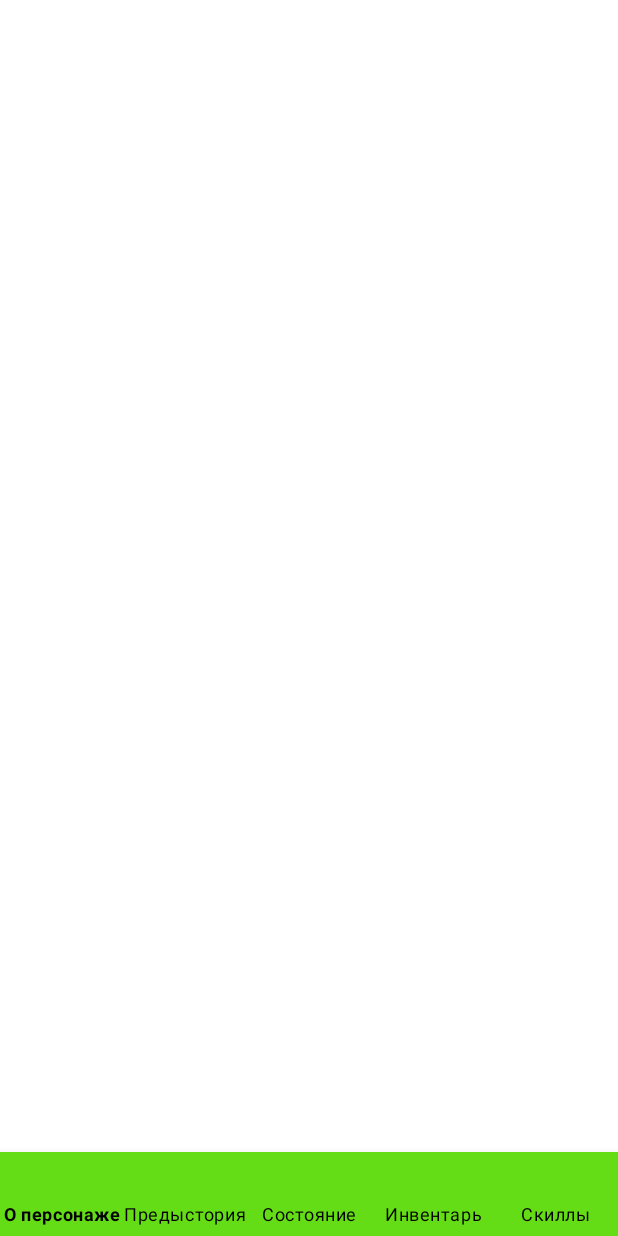
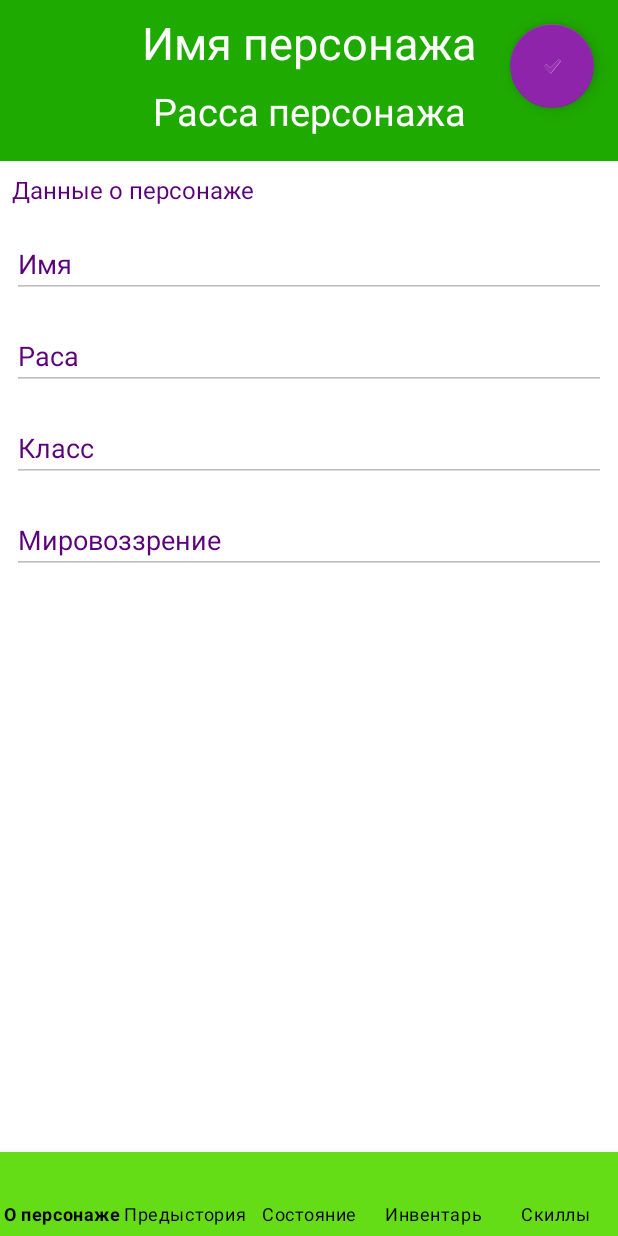
Before and after one commit to IssildurIl/dndList, an Android app: the CharacterAbout screen opened through its navigation route, on a phone screen of 412 x 824 dp. Run offline under Robolectric (Android 15) with nearby library versions, the phone set to English and light mode, and no system bars; our stand-ins replace Room's generated code, navigation-ui; libraries missing offline, so code that uses them is left out: lombok.var; 7 statements that could not run were skipped.

Commit message:
Сверстана страница о персонаже

```diff
--- a/app/src/main/java/com/example/dndlist/Fragment/CharacterFragments/CharacterAbout.java
+++ b/app/src/main/java/com/example/dndlist/Fragment/CharacterFragments/CharacterAbout.java
@@ -4,56 +4,35 @@ import android.os.Bundle;
 import android.view.LayoutInflater;
 import android.view.View;
 import android.view.ViewGroup;
+import android.widget.EditText;
+import android.widget.TextView;
 
+import androidx.annotation.NonNull;
+import androidx.annotation.Nullable;
 import androidx.fragment.app.Fragment;
 
 import com.example.dndlist.R;
+import com.example.dndlist.model.Character;
+import com.example.dndlist.repository.DbUtil;
 
-/**
- * A simple {@link Fragment} subclass.
- * Use the {@link CharacterAbout#newInstance} factory method to
- * create an instance of this fragment.
- */
+
 public class CharacterAbout extends Fragment {
 
-    // TODO: Rename parameter arguments, choose names that match
-    // the fragment initialization parameters, e.g. ARG_ITEM_NUMBER
-    private static final String ARG_PARAM1 = "param1";
-    private static final String ARG_PARAM2 = "param2";
 
-    // TODO: Rename and change types of parameters
-    private String mParam1;
-    private String mParam2;
+    TextView name, race;
+    Character character;
+
+    EditText etCharacterName, etCharacterRace, etCharacterClass, etCharacterAlignment;
 
     public CharacterAbout() {
         // Required empty public constructor
     }
 
-    /**
-     * Use this factory method to create a new instance of
-     * this fragment using the provided parameters.
-     *
-     * @param param1 Parameter 1.
-     * @param param2 Parameter 2.
-     * @return A new instance of fragment CharacterAbout.
-     */
-    // TODO: Rename and change types and number of parameters
-    public static CharacterAbout newInstance(String param1, String param2) {
-        CharacterAbout fragment = new CharacterAbout();
-        Bundle args = new Bundle();
-        args.putString(ARG_PARAM1, param1);
-        args.putString(ARG_PARAM2, param2);
-        fragment.setArguments(args);
-        return fragment;
-    }
 
     @Override
     public void onCreate(Bundle savedInstanceState) {
         super.onCreate(savedInstanceState);
-        if (getArguments() != null) {
-            mParam1 = getArguments().getString(ARG_PARAM1);
-            mParam2 = getArguments().getString(ARG_PARAM2);
-        }
+
     }
 
     @Override
@@ -62,4 +41,26 @@ public class CharacterAbout extends Fragment {
         // Inflate the layout for this fragment
         return inflater.inflate(R.layout.fragment_character_about, container, false);
     }
+
+    @Override
+    public void onViewCreated(@NonNull View view, @Nullable Bundle savedInstanceState) {
+        super.onViewCreated(view, savedInstanceState);
+        DbUtil.init(getContext());
+        getActivity().findViewById(R.id.bottom_navigation).setVisibility(View.VISIBLE);
+        name = view.findViewById(R.id.tvCharacterNameAboutFragment);
+        race = view.findViewById(R.id.tvCharacterRaceAboutFragment);
+        character = DbUtil.getCurrentCharacter();
+        name.setText(character.getName());
+        race.setText(character.getRace());
+
+        etCharacterName = view.findViewById(R.id.etCharacterName);
+        etCharacterRace = view.findViewById(R.id.etCharacterRace);
+        etCharacterClass = view.findViewById(R.id.etCharacterClass);
+        etCharacterAlignment = view.findViewById(R.id.etCharacterAlignment);
+
+        etCharacterName.setText(character.getName());
+        etCharacterRace.setText(character.getRace());
+        etCharacterClass.setText(character.getCharClass());
+        etCharacterAlignment.setText(character.getAlignment());
+    }
 }
--- a/app/src/main/res/layout/fragment_character_about.xml
+++ b/app/src/main/res/layout/fragment_character_about.xml
@@ -1,6 +1,143 @@
 <?xml version="1.0" encoding="utf-8"?>
-<androidx.constraintlayout.widget.ConstraintLayout xmlns:android="http://schemas.android.com/apk/res/android"
+
+<androidx.coordinatorlayout.widget.CoordinatorLayout xmlns:android="http://schemas.android.com/apk/res/android"
+    xmlns:app="http://schemas.android.com/apk/res-auto"
     android:layout_width="match_parent"
     android:layout_height="match_parent">
 
-</androidx.constraintlayout.widget.ConstraintLayout>
+
+    <androidx.constraintlayout.widget.ConstraintLayout
+
+        android:id="@+id/frameLayout"
+        android:layout_width="match_parent"
+        android:layout_height="match_parent"
+        android:background="@color/primaryDarkColor">
+
+
+        <TextView
+            android:id="@+id/tvCharacterRaceAboutFragment"
+            android:layout_width="wrap_content"
+
+            android:layout_height="wrap_content"
+            android:layout_marginBottom="8dp"
+            android:text="Расса персонажа"
+            android:textColor="@color/white"
+            android:textSize="25sp"
+            app:layout_constraintBottom_toTopOf="@+id/linearLayout"
+            app:layout_constraintEnd_toEndOf="parent"
+            app:layout_constraintStart_toStartOf="parent"
+            app:layout_constraintTop_toBottomOf="@+id/tvCharacterNameAboutFragment" />
+
+        <TextView
+            android:id="@+id/tvCharacterNameAboutFragment"
+            android:layout_width="wrap_content"
+
+            android:layout_height="wrap_content"
+            android:layout_marginTop="8dp"
+            android:layout_marginBottom="8dp"
+            android:text="Имя персонажа"
+            android:textColor="@color/white"
+            android:textSize="30sp"
+            app:layout_constraintBottom_toTopOf="@+id/tvCharacterRaceAboutFragment"
+            app:layout_constraintLeft_toLeftOf="parent"
+            app:layout_constraintRight_toRightOf="parent"
+            app:layout_constraintTop_toTopOf="parent" />
+
+        <LinearLayout
+            android:id="@+id/linearLayout"
+            android:layout_width="match_parent"
+            android:layout_height="0dp"
+            android:layout_marginTop="8dp"
+            android:background="@color/white"
+            android:orientation="vertical"
+            app:layout_constraintBottom_toBottomOf="parent"
+            app:layout_constraintEnd_toEndOf="parent"
+            app:layout_constraintStart_toStartOf="parent"
+            app:layout_constraintTop_toBottomOf="@+id/tvCharacterRaceAboutFragment">
+
+            <TextView
+                android:id="@+id/textView4"
+                android:layout_width="match_parent"
+                android:layout_height="wrap_content"
+                android:layout_marginLeft="8dp"
+                android:layout_marginTop="8dp"
+                android:layout_marginRight="8dp"
+                android:layout_marginBottom="8dp"
+                android:text="Данные о персонаже"
+                android:textColor="@color/secondaryDarkColor"
+                android:textSize="16sp" />
+
+            <EditText
+                android:id="@+id/etCharacterName"
+                android:layout_width="match_parent"
+                android:layout_height="wrap_content"
+                android:layout_marginLeft="8dp"
+                android:layout_marginTop="8dp"
+                android:layout_marginRight="8dp"
+                android:layout_marginBottom="8dp"
+                android:ems="10"
+                android:enabled="false"
+                android:hint="Имя"
+                android:inputType="none"
+                android:textColorHint="@color/secondaryDarkColor" />
+
+            <EditText
+                android:id="@+id/etCharacterRace"
+                android:layout_width="match_parent"
+                android:layout_height="wrap_content"
+                android:layout_marginLeft="8dp"
+                android:layout_marginTop="8dp"
+                android:layout_marginRight="8dp"
+
+                android:layout_marginBottom="8dp"
+                android:ems="10"
+                android:enabled="false"
+                android:hint="Раса"
+                android:inputType="none"
+                android:textColorHint="@color/secondaryDarkColor" />
+
+            <EditText
+                android:id="@+id/etCharacterClass"
+                android:layout_width="match_parent"
+                android:layout_height="wrap_content"
+                android:layout_marginLeft="8dp"
+                android:layout_marginTop="8dp"
+                android:layout_marginRight="8dp"
+
+                android:layout_marginBottom="8dp"
+                android:ems="10"
+                android:enabled="false"
+                android:hint="Класс"
+                android:inputType="none"
+                android:textColorHint="@color/secondaryDarkColor" />
+
+            <EditText
+                android:id="@+id/etCharacterAlignment"
+                android:layout_width="match_parent"
+                android:layout_height="wrap_content"
+                android:layout_marginLeft="8dp"
+                android:layout_marginTop="8dp"
+                android:layout_marginRight="8dp"
+
+                android:layout_marginBottom="8dp"
+                android:ems="10"
+                android:enabled="false"
+                android:hint="Мировоззрение"
+                android:inputType="none"
+                android:textColorHint="@color/secondaryDarkColor" />
+        </LinearLayout>
+    </androidx.constraintlayout.widget.ConstraintLayout>
+
+    <com.google.android.material.floatingactionbutton.FloatingActionButton
+        android:id="@+id/goToCreateCharacterAboutInfoFab"
+        android:layout_width="wrap_content"
+        android:layout_height="wrap_content"
+        android:layout_gravity="top|end"
+        android:layout_marginTop="16dp"
+        android:layout_marginEnd="16dp"
+        android:layout_marginBottom="8dp"
+        android:clickable="true"
+        android:focusable="true"
+        android:src="?android:attr/textCheckMark" />
+
+</androidx.coordinatorlayout.widget.CoordinatorLayout>
```
